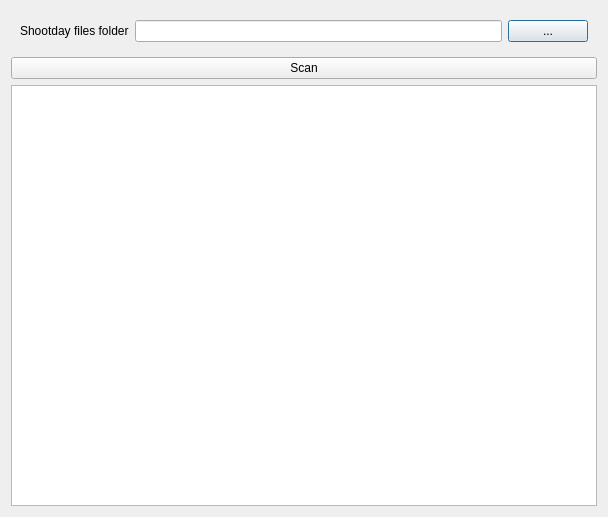
First picture: the form in resources/dialog.ui, repository ron-fischer-foxvfxlab/tk-multi-ingestapp, before the edit.
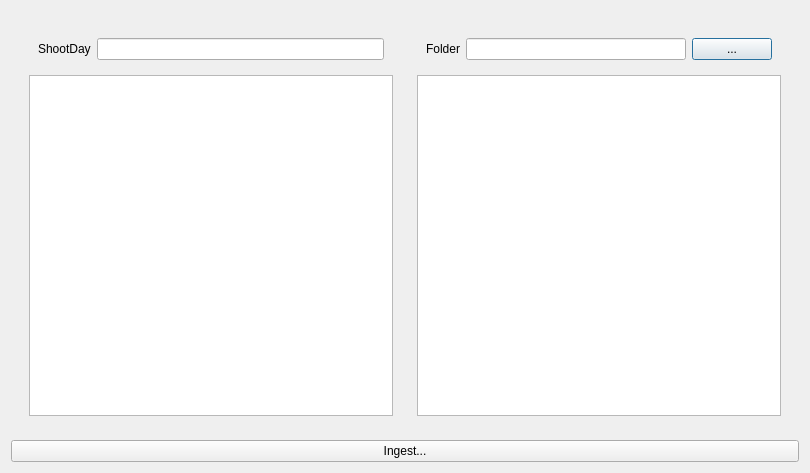
Second picture: the form after the edit.

Commit message: Change layout to side by side takes and files views Change to ingest button Add scanTakes action (unclear if needed) TODO filter takes to shootday of show

```diff
--- a/resources/dialog.ui
+++ b/resources/dialog.ui
@@ -6,8 +6,8 @@
    <rect>
     <x>0</x>
     <y>0</y>
-    <width>608</width>
-    <height>517</height>
+    <width>810</width>
+    <height>473</height>
    </rect>
   </property>
   <property name="sizePolicy">
@@ -21,6 +21,37 @@
   </property>
   <layout class="QVBoxLayout" name="verticalLayout_2">
    <item>
+    <widget class="QWidget" name="widget" native="true">
+     <layout class="QHBoxLayout" name="horizontalLayout_3">
+      <item>
+       <widget class="QWidget" name="dateWidget" native="true">
+        <layout class="QVBoxLayout" name="verticalLayout_3">
+         <item>
+          <widget class="QWidget" name="ingestDate" native="true">
+           <layout class="QHBoxLayout" name="horizontalLayout_2">
+            <item>
+             <widget class="QLabel" name="dateLabel">
+              <property name="text">
+               <string>ShootDay</string>
+              </property>
+             </widget>
+            </item>
+            <item>
+             <widget class="QLineEdit" name="dateLineEdit"/>
+            </item>
+           </layout>
+          </widget>
+         </item>
+         <item>
+          <widget class="QListView" name="takeView"/>
+         </item>
+        </layout>
+       </widget>
+      </item>
+      <item>
+       <widget class="QWidget" name="filesWidget" native="true">
+        <layout class="QVBoxLayout" name="verticalLayout">
+         <item>
     <widget class="QWidget" name="scanDir" native="true">
      <property name="sizePolicy">
       <sizepolicy hsizetype="Preferred" vsizetype="Preferred">
@@ -28,11 +59,11 @@
        <verstretch>0</verstretch>
       </sizepolicy>
      </property>
-     <layout class="QHBoxLayout" name="horizontalLayout">
+           <layout class="QHBoxLayout" name="horizontalLayout" stretch="0,1,0">
       <item>
        <widget class="QLabel" name="label">
         <property name="text">
-         <string>Shootday files folder</string>
+               <string>Folder</string>
         </property>
        </widget>
       </item>
@@ -50,14 +81,20 @@
     </widget>
    </item>
    <item>
-    <widget class="QPushButton" name="scanButton">
-     <property name="text">
-      <string>Scan</string>
-     </property>
+          <widget class="QListView" name="fileView"/>
+         </item>
+        </layout>
+       </widget>
+      </item>
+     </layout>
     </widget>
    </item>
    <item>
-    <widget class="QListView" name="view"/>
+    <widget class="QPushButton" name="ingestButton">
+     <property name="text">
+      <string>Ingest...</string>
+     </property>
+    </widget>
    </item>
   </layout>
   <action name="actionScanTurnoverFiles">
```
Left out of the diff: 19 changed lines with no effect on the pictures. Lines whose indentation alone changed are shown as unchanged. The commit also changes 5 other files.
